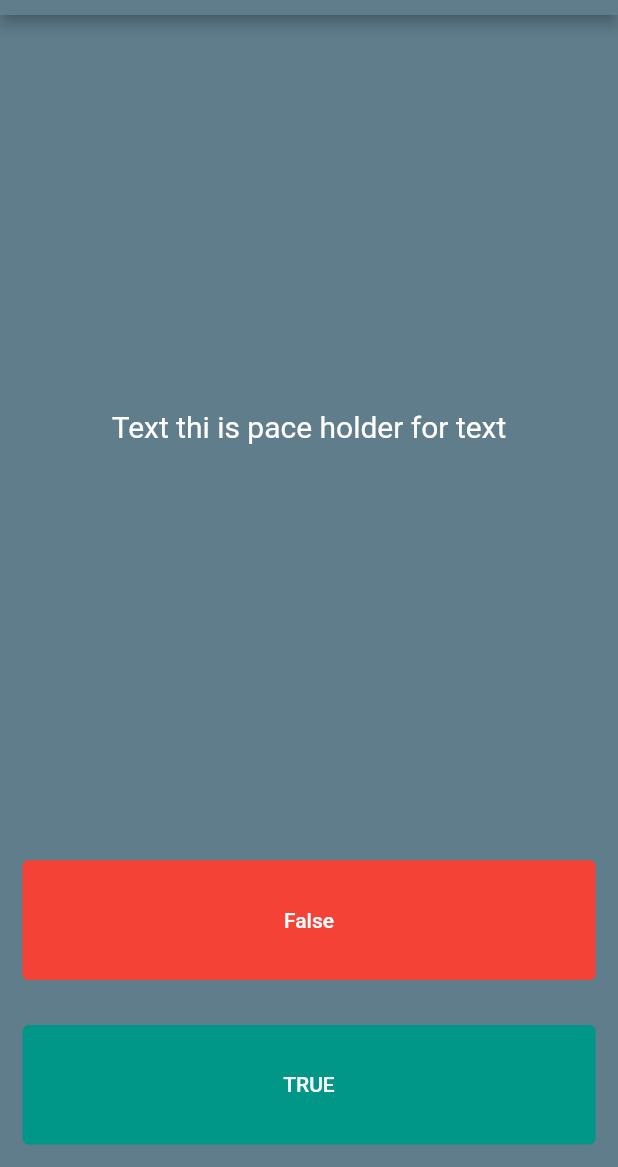
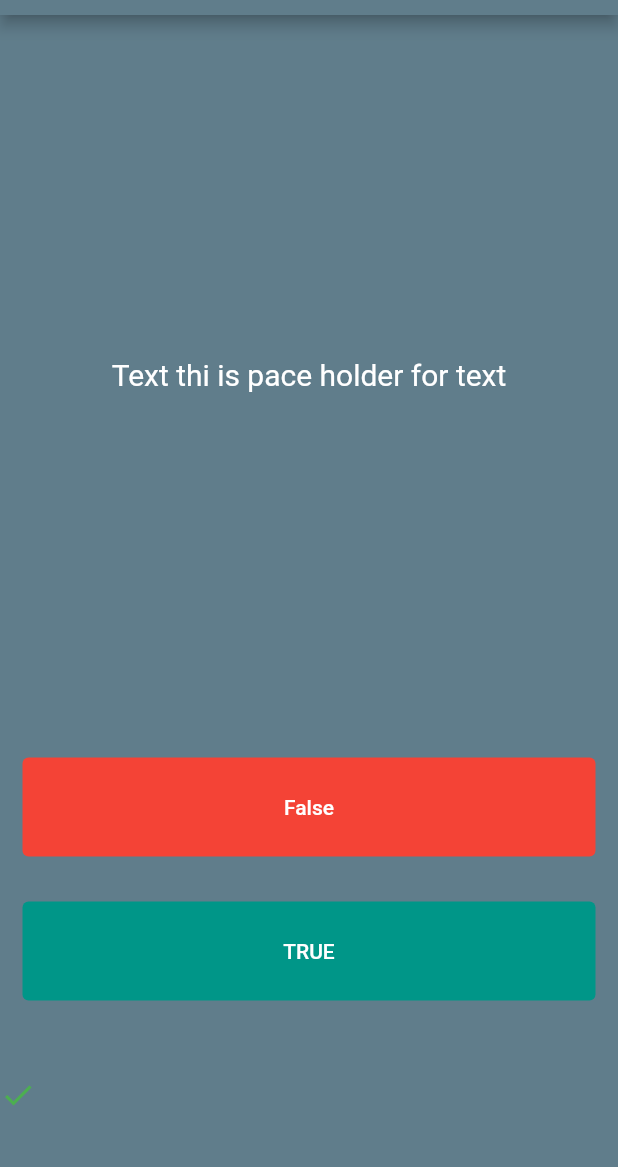
Before and after one commit to Avishkasj/quize, a Flutter app: the screen it shows after launch, on a phone screen of 412 x 824 dp, the part 69-1236 px from its top. Run offline on Flutter 3.47's test engine with Material 2 defaults, Android fonts, the phone set to English and light mode, and no system bars.

Commit message:
Update main.dart

```diff
--- a/lib/main.dart
+++ b/lib/main.dart
@@ -14,7 +14,6 @@ void main() {
     ),
   );
 }
-
 
 class quize extends StatefulWidget {
   const quize({Key? key}) : super(key: key);
@@ -76,6 +75,16 @@ class _quizeState extends State<quize> {
               ),
             ),
           ),
+          Expanded(
+            child: Row(
+              children: [
+                Icon(
+                  Icons.check,
+                  color:Colors.green,
+                ),
+              ],
+            ),
+          )
         ],
       ),
     );
```
